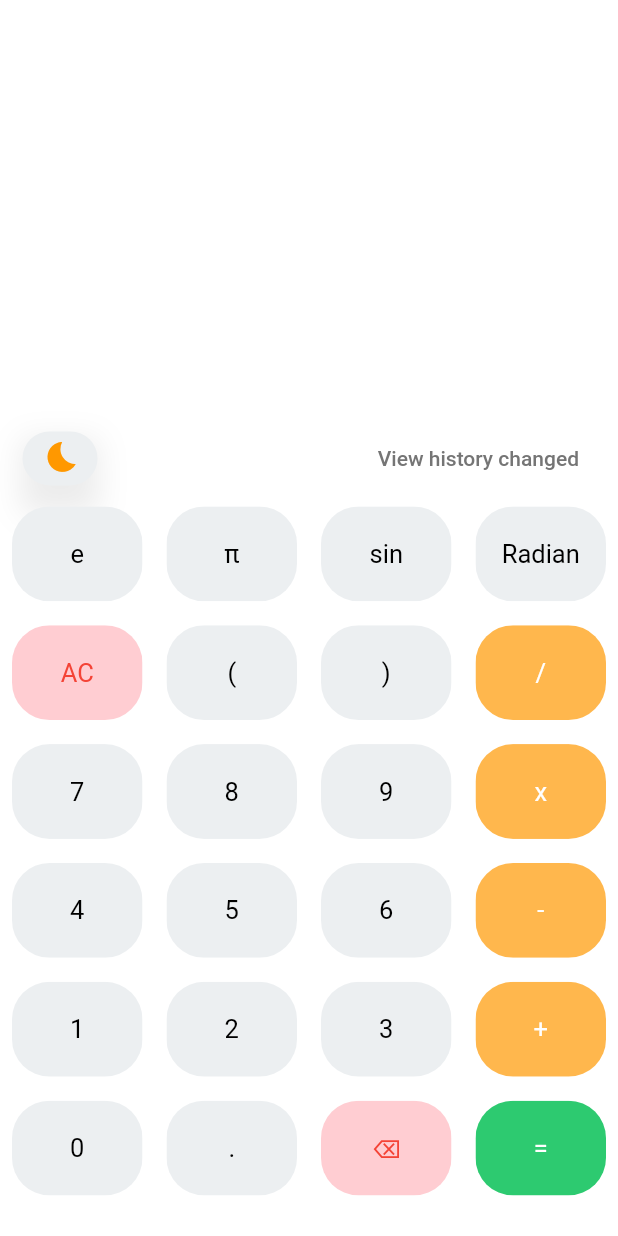
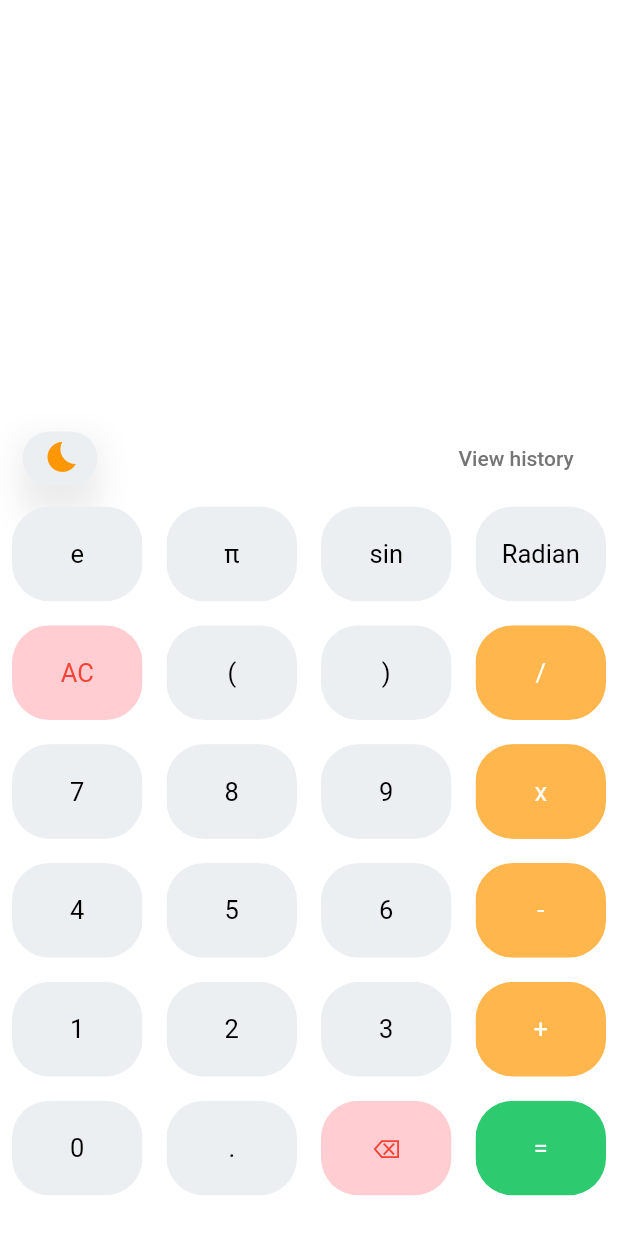
Before and after one commit to bhagirathsinh1/scientific_calsi, a Flutter app: the screen it shows after launch, on a phone screen of 412 x 824 dp. Run offline on Flutter 3.47's test engine with Material 2 defaults, Android fonts, the phone set to English and light mode, and no system bars; our stand-ins replace math_expressions.

Commit message:
history text

```diff
--- a/lib/HomePage.dart
+++ b/lib/HomePage.dart
@@ -15,7 +15,7 @@ class HomePage extends StatefulWidget {
 class _HomePageState extends State<HomePage> {
   var userQuestion = '';
   var userAnswer = '';
-  var viewHistory = 'View history changed';
+  var viewHistory = 'View history ';
   var ob = 0;
   var cb = 0;
   var zero = 0;
```
